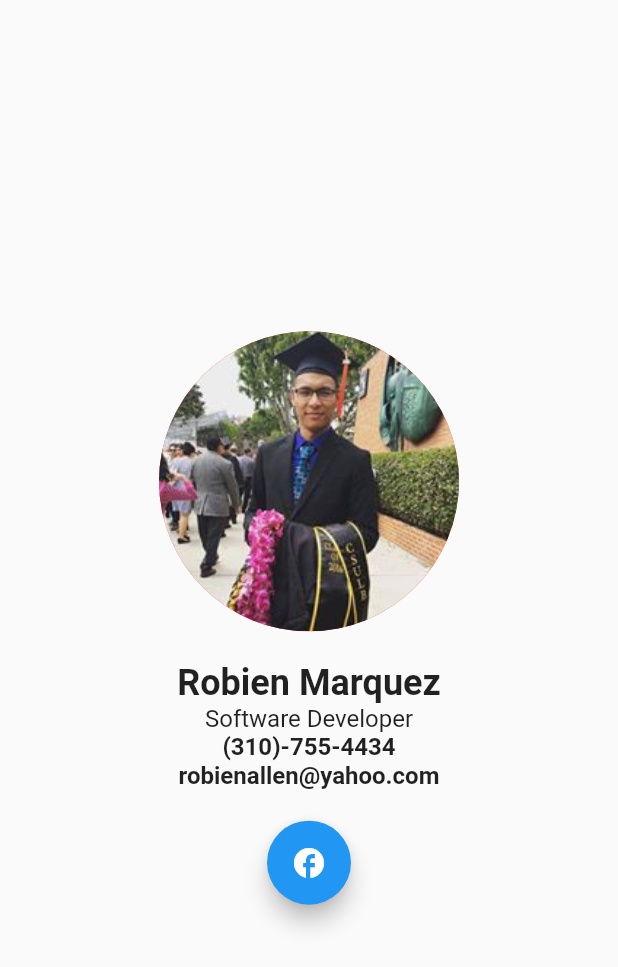
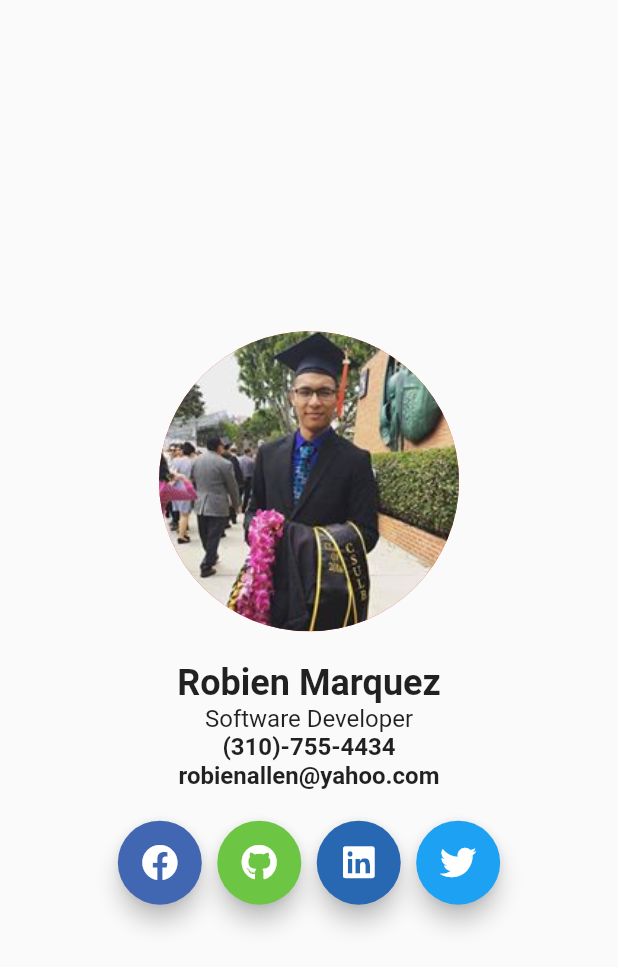
Before and after one commit to awwsnappitsrob24/flutter-personal-website, a Flutter app: the screen it shows after launch, on a phone screen of 412 x 824 dp. Shown: the top 967 px of the screen. Run offline on Flutter 3.47's test engine with Material 2 defaults, Android fonts, the phone set to English and light mode, and no system bars; our stand-ins replace font_awesome_flutter.

Commit message:
add social media buttons

```diff
--- a/lib/screens/home_page.dart
+++ b/lib/screens/home_page.dart
@@ -1,4 +1,6 @@
 import 'package:flutter/material.dart';
+import 'package:flutter_personal_website/utils/colors.dart';
+import 'package:font_awesome_flutter/font_awesome_flutter.dart';
 import 'package:flutter_personal_website/utils/constants.dart';
 import 'package:flutter_personal_website/utils/size_config.dart';
 import 'package:flutter_personal_website/widgets/social_media_button.dart';
@@ -33,15 +35,42 @@ class HomePage extends StatelessWidget {
               ),
             ),
             SizedBox(height: SizeConfig.widgetListHeightPadding),
-            const Text(Constants.myName, style: nameStyle),
-            const Text(Constants.myTitle, style: titleStyle),
-            const Text(Constants.myPhoneNumber, style: infoStyle),
-            const Text(Constants.myEmail, style: infoStyle),
+            const Text(PersonalInfoConstants.myName, style: nameStyle),
+            const Text(PersonalInfoConstants.myTitle, style: titleStyle),
+            const Text(PersonalInfoConstants.myPhoneNumber, style: infoStyle),
+            const Text(PersonalInfoConstants.myEmail, style: infoStyle),
             SizedBox(height: SizeConfig.widgetListHeightPadding),
-            const SocialMediaButton(
-              backgroundColor: Colors.blue,
-              icon: Icon(Icons.facebook_outlined),
-              redirectUrl: Constants.facebookProfileUrl,
+            Row(
+              mainAxisAlignment: MainAxisAlignment.center,
+              children: [
+                SocialMediaButton(
+                  backgroundColor:
+                      HexColor.fromHex(ColorConstants.facebookHexColor),
+                  icon: const FaIcon(FontAwesomeIcons.facebook),
+                  redirectUrl: PersonalInfoConstants.facebookProfileUrl,
+                ),
+                SizedBox(width: SizeConfig.widgetListWidthPadding),
+                SocialMediaButton(
+                  backgroundColor:
+                      HexColor.fromHex(ColorConstants.githubHexColor),
+                  icon: const FaIcon(FontAwesomeIcons.github),
+                  redirectUrl: PersonalInfoConstants.githubUrl,
+                ),
+                SizedBox(width: SizeConfig.widgetListWidthPadding),
+                SocialMediaButton(
+                  backgroundColor:
+                      HexColor.fromHex(ColorConstants.linkedinHexColor),
+                  icon: const FaIcon(FontAwesomeIcons.linkedin),
+                  redirectUrl: PersonalInfoConstants.linkedinUrl,
+                ),
+                SizedBox(width: SizeConfig.widgetListWidthPadding),
+                SocialMediaButton(
+                  backgroundColor:
+                      HexColor.fromHex(ColorConstants.twitterHexColor),
+                  icon: const FaIcon(FontAwesomeIcons.twitter),
+                  redirectUrl: PersonalInfoConstants.twitterUrl,
+                ),
+              ],
             ),
           ],
         ),
--- /dev/null
+++ b/lib/utils/colors.dart
@@ -0,0 +1,22 @@
+import 'dart:ui';
+
+extension HexColor on Color {
+  /// String is in the format "aabbcc" or "ffaabbcc" with an optional leading "#".
+  static Color fromHex(String hexString) {
+    final buffer = StringBuffer();
+    if (hexString.length == 6 || hexString.length == 7) buffer.write('ff');
+    buffer.write(hexString.replaceFirst('#', ''));
+    return Color(int.parse(buffer.toString(), radix: 16));
+  }
+
+  /// Prefixes a hash sign if [leadingHashSign] is set to `true` (default is `true`).
+  String toHex({bool leadingHashSign = true}) => '${leadingHashSign ? '#' : ''}'
+      '${alpha.toRadixString(16).padLeft(2, '0')}'
+      '${red.toRadixString(16).padLeft(2, '0')}'
+      '${green.toRadixString(16).padLeft(2, '0')}'
+      '${blue.toRadixString(16).padLeft(2, '0')}';
+
+  String toRGB() {
+    return '#${(value & 0xFFFFFF).toRadixString(16).padLeft(6, '0').toUpperCase()}';
+  }
+}
--- a/lib/utils/constants.dart
+++ b/lib/utils/constants.dart
@@ -1,8 +1,19 @@
-class Constants {
+class PersonalInfoConstants {
   static const String myName = "Robien Marquez";
   static const String myTitle = "Software Developer";
   static const String myPhoneNumber = "(310)-755-4434";
   static const String myEmail = "robienallen@yahoo.com";
   static const String facebookProfileUrl =
       "https://www.facebook.com/rob21swishh/";
+  static const String twitterUrl = "https://www.twitter.com/roobbbbbbbbbbb/";
+  static const String linkedinUrl =
+      "https://www.linkedin.com/in/robien-marquez-664a3a56/";
+  static const String githubUrl = "https://www.github.com/awwsnappitsrob24";
 }
+
+class ColorConstants {
+  static const String facebookHexColor = "#4267B2";
+  static const String githubHexColor = "#6CC644";
+  static const String linkedinHexColor = "#2867B2";
+  static const String twitterHexColor = "#1DA1F2";
+}
--- a/lib/widgets/social_media_button.dart
+++ b/lib/widgets/social_media_button.dart
@@ -1,8 +1,10 @@
 import 'package:flutter/material.dart';
+import 'package:url_launcher/url_launcher.dart';
+import 'package:font_awesome_flutter/font_awesome_flutter.dart';
 
 class SocialMediaButton extends StatelessWidget {
   final Color backgroundColor;
-  final Icon icon;
+  final FaIcon icon;
   final String redirectUrl;
   const SocialMediaButton(
       {Key? key,
@@ -11,8 +13,8 @@ class SocialMediaButton extends StatelessWidget {
       required this.redirectUrl})
       : super(key: key);
 
-  void _redirect() {
-    print("redirect to url: $redirectUrl");
+  void _redirect() async {
+    if (!await launch(redirectUrl)) throw 'Could not launch $redirectUrl';
   }
 
   @override
--- a/pubspec.yaml
+++ b/pubspec.yaml
@@ -34,6 +34,8 @@ dependencies:
   # The following adds the Cupertino Icons font to your application.
   # Use with the CupertinoIcons class for iOS style icons.
   cupertino_icons: ^1.0.2
+  font_awesome_flutter: ^9.2.0
+  url_launcher: ^6.0.20
 
 dev_dependencies:
   flutter_test:
```
Also changed, not shown: pubspec.lock.
